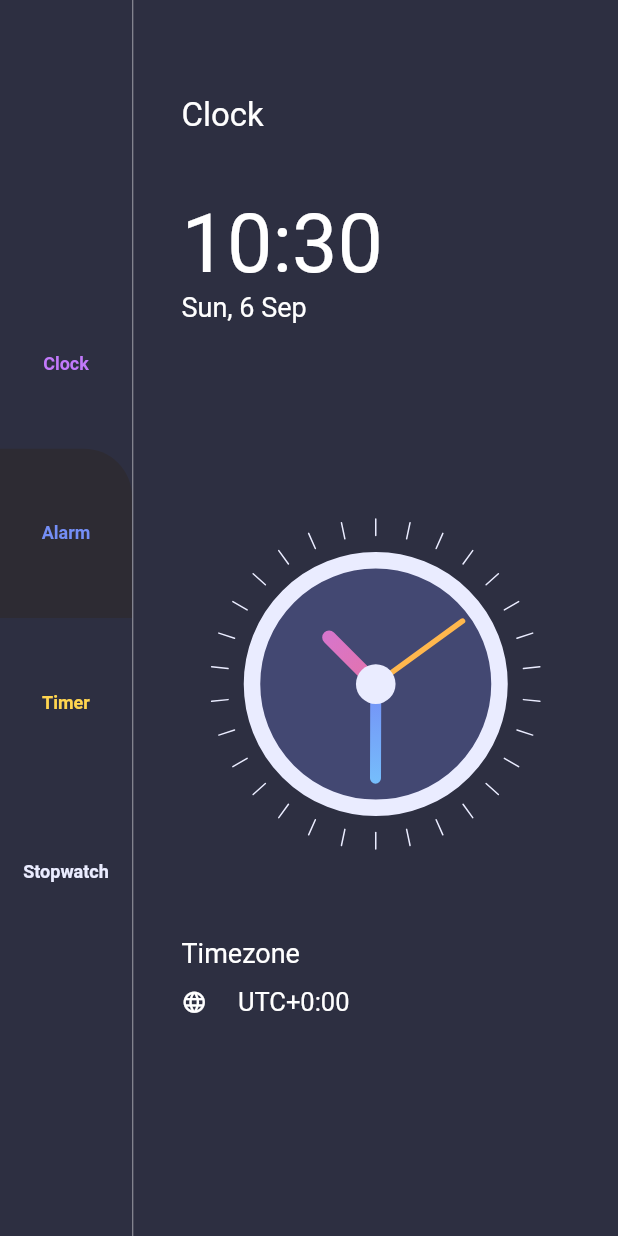
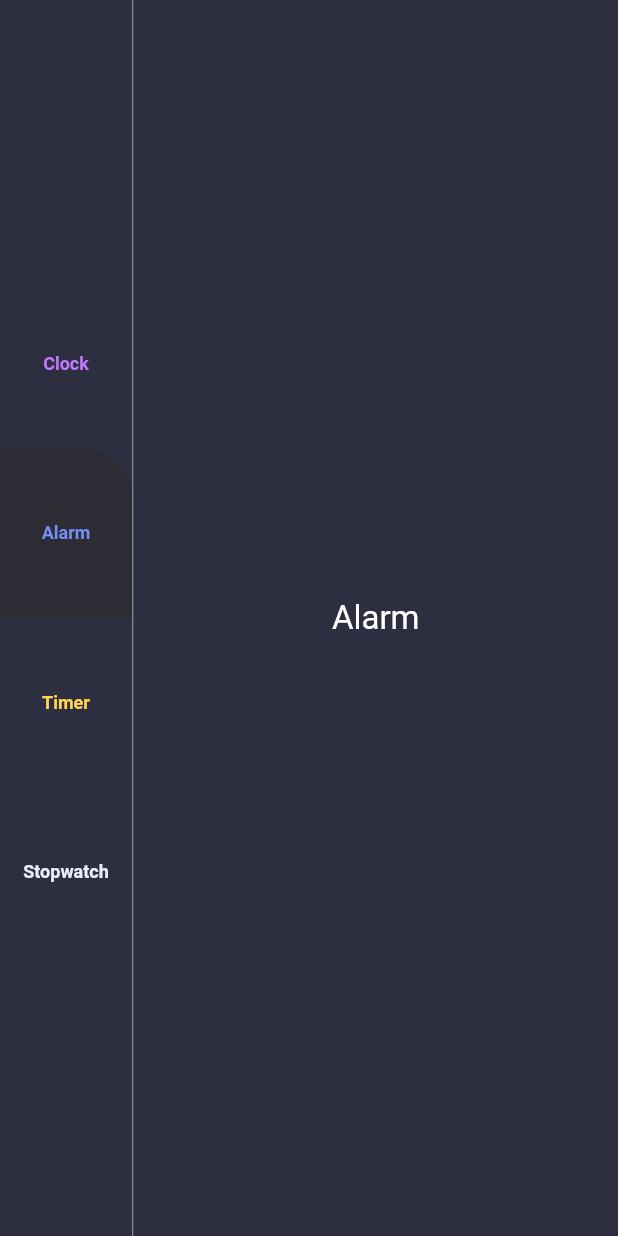
Before and after one commit to nexus-hash/Alarm-App, a Flutter app: the screen it shows after launch, after a tap on "Alarm", on a phone screen of 412 x 824 dp. Run offline on Flutter 3.47's test engine with Material 2 defaults, Android fonts, the phone set to English and light mode, and no system bars.

Commit message:
Alarm Page Startedd

```diff
--- a/lib/Data.dart
+++ b/lib/Data/Data.dart
@@ -1,4 +1,4 @@
-import 'package:new_proj/enums.dart';
+import 'package:new_proj/Data/enums.dart';
 
 import 'menuInfo.dart';
 
--- a/lib/menuInfo.dart
+++ b/lib/Data/menuInfo.dart
@@ -1,5 +1,5 @@
 import 'package:flutter/foundation.dart';
-import 'package:new_proj/enums.dart';
+import 'package:new_proj/Data/enums.dart';
 
 class MenuInfo extends ChangeNotifier{
   MenuType menuType;
--- /dev/null
+++ b/lib/Views/Alarm_PageView.dart
@@ -0,0 +1,22 @@
+import 'package:flutter/material.dart';
+
+class AlarmPage extends StatefulWidget {
+  @override
+  _AlarmPageState createState() => _AlarmPageState();
+}
+
+class _AlarmPageState extends State<AlarmPage> {
+  @override
+  Widget build(BuildContext context) {
+    return Container(
+      child: Column(
+        mainAxisAlignment: MainAxisAlignment.center,
+        children: <Widget>[
+          Text("Alarm",
+            style: TextStyle(color: Colors.white,fontSize: 22),
+          ),
+        ],
+      ),
+    );
+  }
+}
--- /dev/null
+++ b/lib/Views/Clock_View.dart
@@ -0,0 +1,97 @@
+import 'package:flutter/material.dart';
+import 'package:intl/intl.dart';
+
+import 'clock_round.dart';
+
+
+class ClockView extends StatefulWidget {
+  @override
+  _ClockViewState createState() => _ClockViewState();
+}
+
+class _ClockViewState extends State<ClockView> {
+
+
+
+  @override
+  Widget build(BuildContext context) {
+
+    var now = DateTime.now();
+    var formattedTime = DateFormat('HH:mm').format(now);
+    var formattedDate = DateFormat('EEE, d MMM').format(now);
+    var timeZoneString1 = now.timeZoneOffset.toString().split('.').first.split(':').first;
+    var timeZoneString =  now.timeZoneOffset.toString().split('.').first.split(':')[1];
+
+    var offsetSign = '';
+    if(!timeZoneString.startsWith('-')){
+      offsetSign = '+';
+    }
+
+    return Container(
+      padding: EdgeInsets.symmetric(horizontal: 32,vertical: 64),
+      child: Column(
+        crossAxisAlignment: CrossAxisAlignment.start,
+        children: <Widget>[
+          Flexible(
+            flex: 1,
+            fit: FlexFit.tight,
+            child: Text("Clock",
+              style: TextStyle(color: Colors.white,fontSize: 22),
+            ),
+          ),
+          Flexible(
+            flex: 2,
+            fit: FlexFit.tight,
+            child: Column(
+              crossAxisAlignment: CrossAxisAlignment.start,
+              children: <Widget>[
+                Text(formattedTime,
+                  style: TextStyle(color: Colors.white,fontSize: 54),
+                ),
+                Text(formattedDate,
+                  style: TextStyle(color: Colors.white,fontSize: 18),
+                ),
+
+              ],
+            ),
+          ),
+          SizedBox(
+            height: MediaQuery.of(context).size.height*.025,
+          ),
+          Flexible(
+              flex: 5,
+              fit: FlexFit.tight,
+              child: Align(
+                  alignment: Alignment.center,
+                  child: RoundClock(size: 220.0,))),
+          Flexible(
+            flex: 2,
+            fit: FlexFit.tight,
+            child: Column(
+              crossAxisAlignment: CrossAxisAlignment.start,
+              children: <Widget>[
+                Text("Timezone",
+                  style: TextStyle(color: Colors.white,fontSize: 18),
+                ),
+                SizedBox(height: MediaQuery.of(context).size.height*.015,),
+                Row(
+                  children: <Widget>[
+                    Icon(
+                      Icons.language,color: Colors.white,size: 17,
+
+                    ),
+                    SizedBox(width: MediaQuery.of(context).size.width*.05,),
+                    Text("UTC"+offsetSign+timeZoneString1+":"+timeZoneString,
+                      style: TextStyle(color: Colors.white,fontSize: 17),
+                    ),
+                  ],
+                )
+              ],
+            ),
+          ),
+
+        ],
+      ),
+    );
+  }
+}
--- /dev/null
+++ b/lib/Views/homepage.dart
@@ -0,0 +1,96 @@
+
+
+import 'package:flutter/material.dart';
+import 'package:new_proj/Views/Alarm_PageView.dart';
+import 'package:new_proj/Views/Clock_View.dart';
+import 'package:new_proj/Data/enums.dart';
+import 'package:new_proj/Data/menuInfo.dart';
+import 'package:provider/provider.dart';
+import '../Data/Data.dart';
+
+
+class HomePage extends StatefulWidget {
+  @override
+  _HomePageState createState() => _HomePageState();
+}
+
+class _HomePageState extends State<HomePage> {
+
+
+  @override
+  Widget build(BuildContext context) {
+
+
+
+
+    return Scaffold(
+      backgroundColor:  Color(0xFF2D2F41),
+      body: Row(
+        children: <Widget>[
+          Flexible(
+            flex: -3,
+            child: Column(
+              mainAxisAlignment: MainAxisAlignment.center,
+              children: menuItems.map((currentMenuInfo)=>buildMenu(currentMenuInfo)).toList()
+            ),
+          ),
+          VerticalDivider(
+            color: Colors.white54,width: 1,
+          ),
+
+            Expanded(
+              child: Consumer<MenuInfo>(
+                builder: (BuildContext context, MenuInfo value,Widget child){
+                  if (value.menuType==MenuType.clock) {
+                  return ClockView();}
+                  else if(value.menuType==MenuType.alarm){
+                    return AlarmPage();
+                  }
+                  return Container();
+                },
+              ),
+            ),
+
+        ],
+      ),
+    );
+  }
+  Widget buildMenu(MenuInfo currentMenuInfo){
+    return
+      Consumer<MenuInfo>(
+        builder: (BuildContext context, MenuInfo value, Widget child){
+          return FlatButton(
+            shape: RoundedRectangleBorder(
+              borderRadius: BorderRadius.only(topRight: Radius.circular(32))
+            ),
+            color: currentMenuInfo.menuType == value.menuType ?
+                Color(0xFF2D2B33) :
+                    Colors.transparent
+            ,
+            onPressed: (){
+              var menuInfo = Provider.of<MenuInfo>(context,listen: false);
+              menuInfo.updateMenu(currentMenuInfo);
+            },
+            padding: const EdgeInsets.all(0),
+            child: Column(
+              children: [
+                SizedBox(height: MediaQuery.of(context).size.height*.06,),
+                Align(
+                  alignment: Alignment.center,
+                  child: Text(
+                    currentMenuInfo.title,
+                    style: TextStyle(
+                      color: Color(currentMenuInfo.x),
+                      fontSize: 12,
+                      fontWeight: FontWeight.bold,
+                    ),
+                  ),
+                ),
+                SizedBox(height: MediaQuery.of(context).size.height*.06,)
+              ],
+            ),
+          );
+        },
+      );
+  }
+}
--- a/lib/homepage.dart
+++ /dev/null
@@ -1,160 +0,0 @@
-
-
-import 'package:flutter/material.dart';
-import 'package:new_proj/clock_round.dart';
-import 'package:intl/intl.dart';
-import 'package:new_proj/menuInfo.dart';
-import 'package:provider/provider.dart';
-import 'Data.dart';
-
-
-class HomePage extends StatefulWidget {
-  @override
-  _HomePageState createState() => _HomePageState();
-}
-
-class _HomePageState extends State<HomePage> {
-
-
-  @override
-  Widget build(BuildContext context) {
-
-
-    var now = DateTime.now();
-    var formattedTime = DateFormat('HH:mm').format(now);
-    var formattedDate = DateFormat('EEE, d MMM').format(now);
-    var timeZoneString1 = now.timeZoneOffset.toString().split('.').first.split(':').first;
-    var timeZoneString =  now.timeZoneOffset.toString().split('.').first.split(':')[1];
-
-    var offsetSign = '';
-    if(!timeZoneString.startsWith('-')){
-      offsetSign = '+';
-    }
-
-    return Scaffold(
-      backgroundColor:  Color(0xFF2D2F41),
-      body: Row(
-        children: <Widget>[
-          Flexible(
-            flex: -3,
-            child: Column(
-              mainAxisAlignment: MainAxisAlignment.center,
-              children: menuItems.map((currentMenuInfo)=>buildMenu(currentMenuInfo)).toList()
-            ),
-          ),
-          VerticalDivider(
-            color: Colors.white54,width: 1,
-          ),
-
-            Expanded(
-              child: Container(
-                padding: EdgeInsets.symmetric(horizontal: 32,vertical: 64),
-                child: Column(
-                  crossAxisAlignment: CrossAxisAlignment.start,
-                  children: <Widget>[
-                    Flexible(
-                      flex: 1,
-                      fit: FlexFit.tight,
-                      child: Text("Clock",
-                      style: TextStyle(color: Colors.white,fontSize: 22),
-                      ),
-                    ),
-                    Flexible(
-                      flex: 2,
-                      fit: FlexFit.tight,
-                      child: Column(
-                        crossAxisAlignment: CrossAxisAlignment.start,
-                        children: <Widget>[
-                          Text(formattedTime,
-                            style: TextStyle(color: Colors.white,fontSize: 54),
-                          ),
-                          Text(formattedDate,
-                            style: TextStyle(color: Colors.white,fontSize: 18),
-                          ),
-
-                        ],
-                      ),
-                    ),
-                    SizedBox(
-                      height: MediaQuery.of(context).size.height*.025,
-                    ),
-                    Flexible(
-                      flex: 5,
-                        fit: FlexFit.tight,
-                        child: Align(
-                            alignment: Alignment.center,
-                            child: RoundClock(size: 220.0,))),
-                    Flexible(
-                      flex: 2,
-                      fit: FlexFit.tight,
-                      child: Column(
-                        crossAxisAlignment: CrossAxisAlignment.start,
-                        children: <Widget>[
-                          Text("Timezone",
-                            style: TextStyle(color: Colors.white,fontSize: 18),
-                          ),
-                          SizedBox(height: MediaQuery.of(context).size.height*.015,),
-                          Row(
-                            children: <Widget>[
-                              Icon(
-                                Icons.language,color: Colors.white,size: 17,
-
-                              ),
-                              SizedBox(width: MediaQuery.of(context).size.width*.05,),
-                              Text("UTC"+offsetSign+timeZoneString1+":"+timeZoneString,
-                                style: TextStyle(color: Colors.white,fontSize: 17),
-                              ),
-                            ],
-                          )
-                        ],
-                      ),
-                    ),
-
-                  ],
-                ),
-              ),
-            ),
-
-        ],
-      ),
-    );
-  }
-  Widget buildMenu(MenuInfo currentMenuInfo){
-    return
-      Consumer<MenuInfo>(
-        builder: (BuildContext context, MenuInfo value, Widget child){
-          return FlatButton(
-            shape: RoundedRectangleBorder(
-              borderRadius: BorderRadius.only(topRight: Radius.circular(32))
-            ),
-            color: currentMenuInfo.menuType == value.menuType ?
-                Color(0xFF2D2B33) :
-                    Colors.transparent
-            ,
-            onPressed: (){
-              var menuInfo = Provider.of<MenuInfo>(context,listen: false);
-              menuInfo.updateMenu(currentMenuInfo);
-            },
-            padding: const EdgeInsets.all(0),
-            child: Column(
-              children: [
-                SizedBox(height: MediaQuery.of(context).size.height*.06,),
-                Align(
-                  alignment: Alignment.center,
-                  child: Text(
-                    currentMenuInfo.title,
-                    style: TextStyle(
-                      color: Color(currentMenuInfo.x),
-                      fontSize: 12,
-                      fontWeight: FontWeight.bold,
-                    ),
-                  ),
-                ),
-                SizedBox(height: MediaQuery.of(context).size.height*.06,)
-              ],
-            ),
-          );
-        },
-      );
-  }
-}
--- a/lib/main.dart
+++ b/lib/main.dart
@@ -1,8 +1,8 @@
 import 'package:flutter/material.dart';
-import 'package:new_proj/enums.dart';
-import 'package:new_proj/menuInfo.dart';
+import 'package:new_proj/Data/enums.dart';
+import 'package:new_proj/Data/menuInfo.dart';
 import 'package:provider/provider.dart';
-import 'homepage.dart';
+import 'Views/homepage.dart';
 import 'package:flutter/services.dart';
 
 void main() {
```
Also changed, not shown: lib/Data/AlarmInfo.dart (added), lib/Data/enums.dart (renamed from lib/enums.dart), lib/Views/clock_round.dart (renamed from lib/clock_round.dart).
